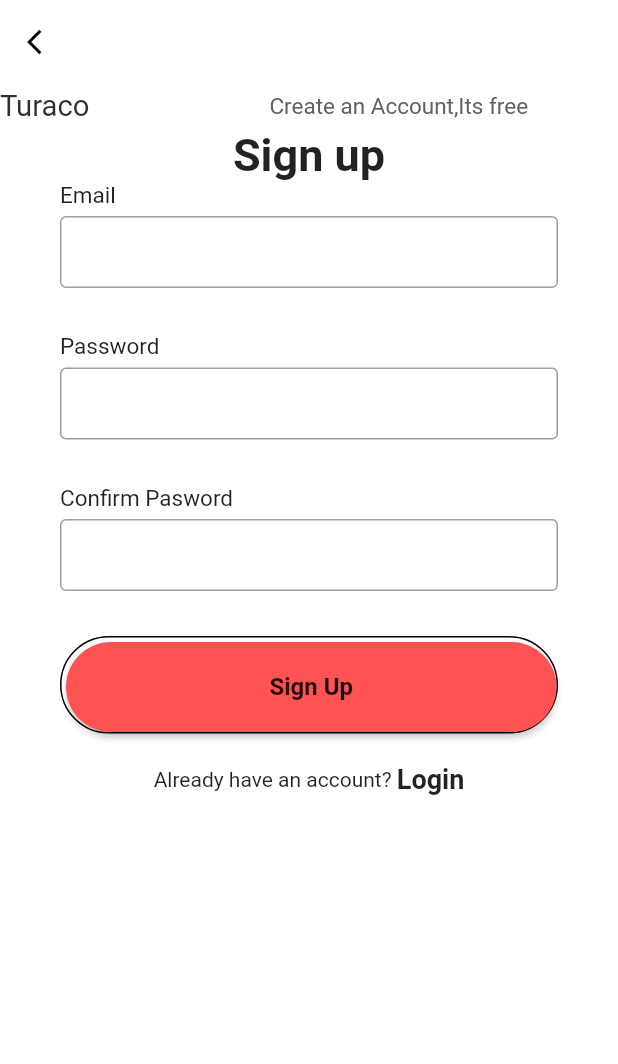
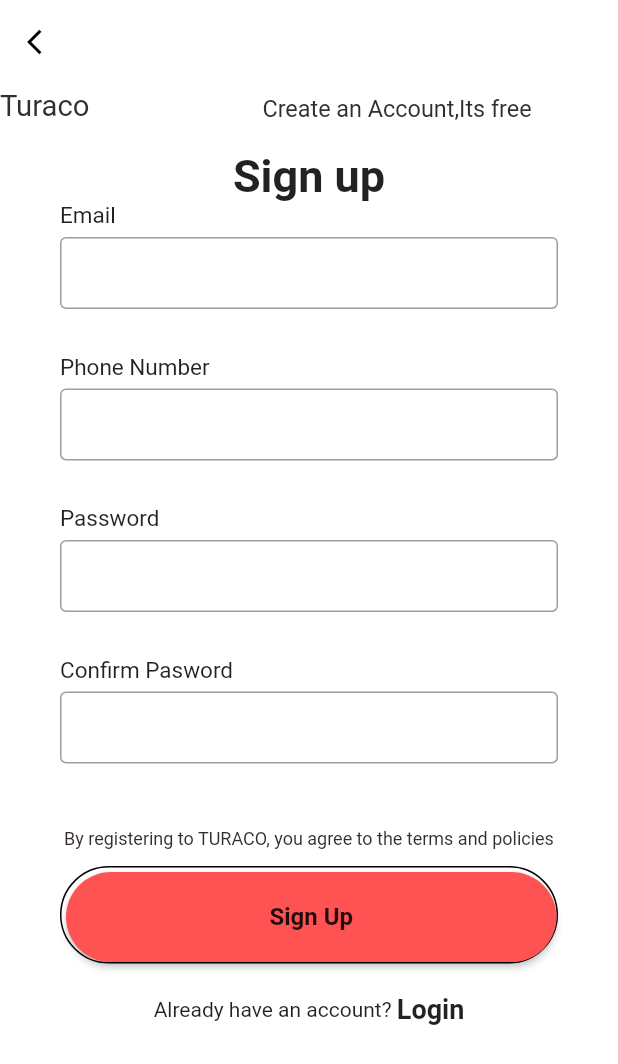
Before and after one commit to johngolem/Turaco, a Flutter app: the screen it shows after launch, on a phone screen of 412 x 824 dp. Shown: the top 1064 px of the screen. Run offline on Flutter 3.47's test engine with Material 2 defaults, Android fonts, the phone set to English and light mode, and no system bars; our stand-ins replace dots_indicator, get.

```diff
--- a/lib/home/signup_page.dart
+++ b/lib/home/signup_page.dart
@@ -2,7 +2,9 @@
 // ignore_for_file: prefer_const_constructors, use_key_in_widget_constructors
 
 import 'package:flutter/material.dart';
+import 'package:turac/utils/dimensions.dart';
 import 'package:turac/widgets/big_text.dart';
+import 'package:turac/widgets/small_text.dart';
 
 class SignupPage extends StatelessWidget {
   @override
@@ -45,14 +47,12 @@ class SignupPage extends StatelessWidget {
                         // //   fontSize: 30,
                         // //   fontWeight: FontWeight.bold,
                         // ),),
-                        SizedBox(height: 20,),
-                        Text("Create an Account,Its free",style: TextStyle(
-                          fontSize: 15,
-                          color: Colors.grey[700],
-                        ),),
-                        SizedBox(height: 30,)
+                        SizedBox(height: Dimensions.height20,),
+                        SmallText(text: "Create an Account,Its free", size: Dimensions.font16,),
+                        SizedBox(height: Dimensions.height30,)
                           ],
                         ),
+                        SizedBox(height: Dimensions.height15,),
                         Text ("Sign up", style: TextStyle(
                           fontSize: 30,
                           fontWeight: FontWeight.bold,
@@ -67,8 +67,15 @@ class SignupPage extends StatelessWidget {
                       child: Column(
                         children: [
                           makeInput(label: "Email"),
+                          makeInput(label: "Phone Number"),
                           makeInput(label: "Password",obsureText: true),
-                          makeInput(label: "Confirm Pasword",obsureText: true)
+                          makeInput(label: "Confirm Pasword",obsureText: true),
+                          SizedBox(height: Dimensions.height10,),
+                          SmallText(text: "By registering to TURACO, you agree to the terms and policies"),
+                          SizedBox(height: Dimensions.height10,),
+
+
+
                         ],
                       ),
                     ),
--- a/lib/utils/dimensions.dart
+++ b/lib/utils/dimensions.dart
@@ -33,8 +33,10 @@ static double radius20 = screenHeight / 42.2;
 static double radius30 = screenHeight / 28.13;
 
 
-//font size
+//font size 844
 static double font20 = screenHeight / 42.2;
+static double font12 = screenHeight / 70.33;
+static double font16 = screenHeight / 52.75;
 
 //iconsize
 static double iconsize24 = screenHeight / 35.17;
--- a/lib/widgets/small_text.dart
+++ b/lib/widgets/small_text.dart
@@ -11,14 +11,14 @@ class SmallText extends StatelessWidget {
     this.color = const Color(0xFF332d2b),
     required this.text,
     this.size = 12,
-    this.height=1.2,
+    this.height=1.6,
   }) : super(key: key);
 
   @override
   Widget build(BuildContext context) {
     return Text(
       text,
-      maxLines: 1,
+      maxLines: 2,
       style: TextStyle(
         fontFamily: 'Roboto',
         color: color,
```
